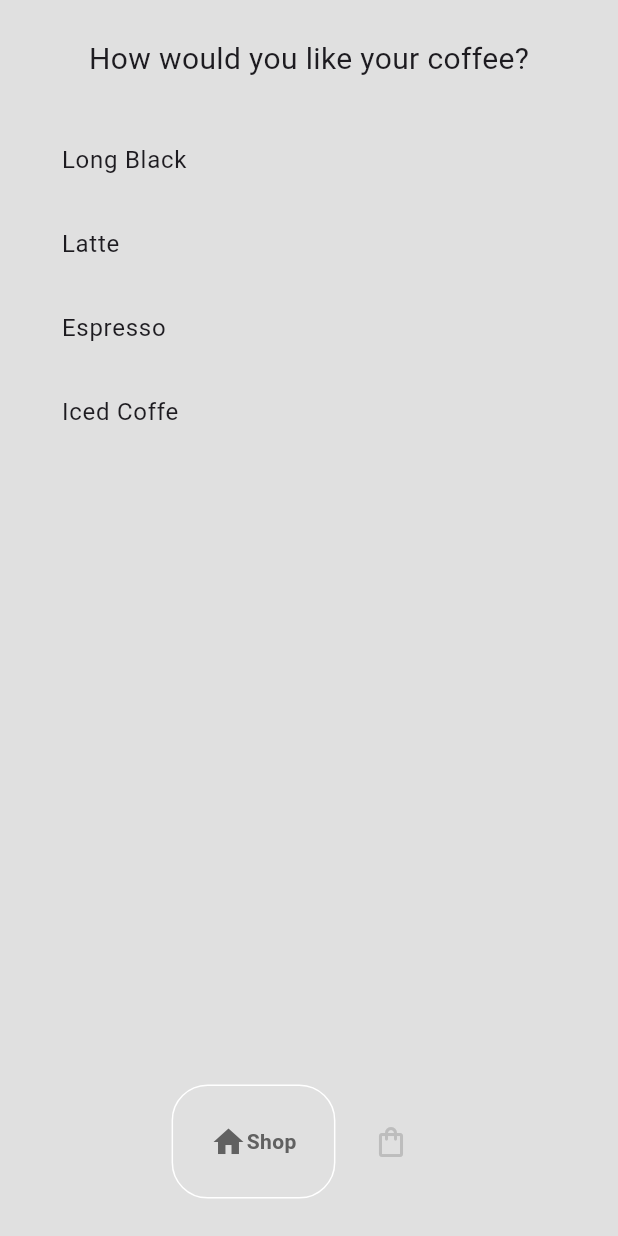
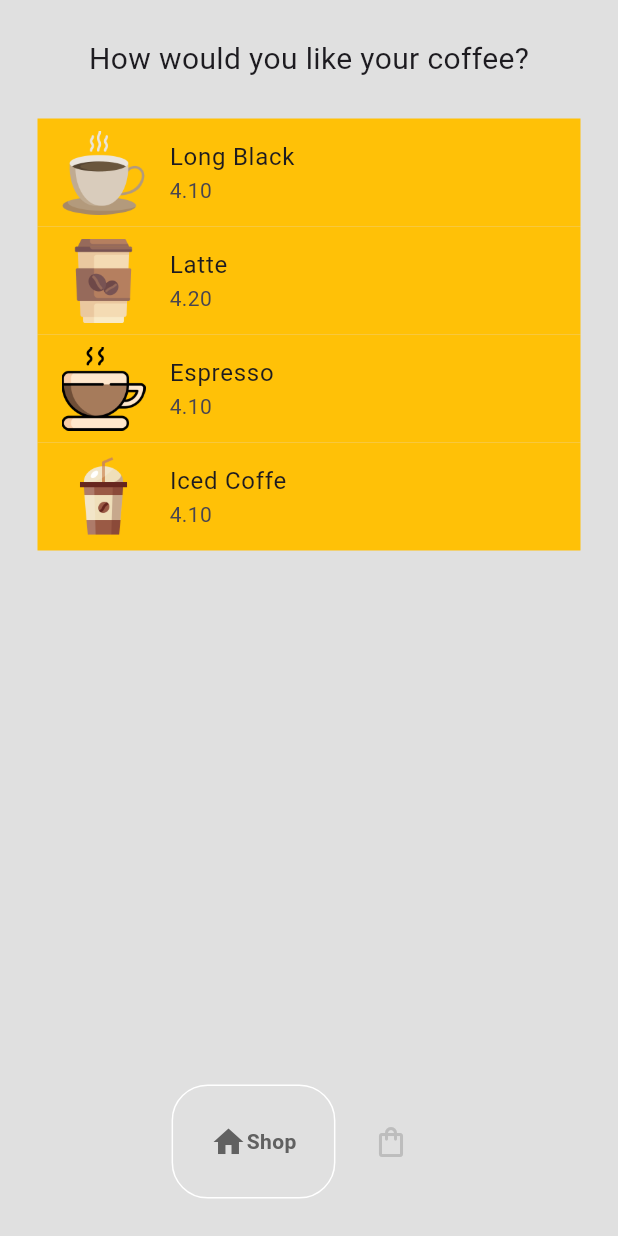
Before and after one commit to Michelfviana/flutter, a Flutter app: the screen it shows after launch, on a phone screen of 412 x 824 dp. Run offline on Flutter 3.47's test engine with Material 3 defaults, Android fonts, the phone set to English and light mode, and no system bars; drawn by our look-alikes of google_nav_bar.

Commit message:
feat: Update coffee image path and implement CoffeTile component for better UI representation

```diff
--- /dev/null
+++ b/coffee_shop/lib/components/coffe_tile.dart
@@ -0,0 +1,20 @@
+import 'package:flutter/material.dart';
+
+import '../models/coffe.dart';
+
+class CoffeTile extends StatelessWidget {
+  final Coffe coffe;
+  const CoffeTile({super.key, required this.coffe});
+
+  @override
+  Widget build(BuildContext context) {
+    return Container(
+      decoration: BoxDecoration(color: Colors.amber),
+      child: ListTile(
+        title: Text(coffe.name),
+        subtitle: Text(coffe.price),
+        leading: Image.asset(coffe.imagepath),
+      ),
+    );
+  }
+}
--- a/coffee_shop/lib/models/coffe_shop.dart
+++ b/coffee_shop/lib/models/coffe_shop.dart
@@ -20,12 +20,12 @@ class CoffeShop extends ChangeNotifier {
     Coffe(
       name: "Iced Coffe",
       price: "4.10",
-      imagepath: "lib/images/iced_coffe.png",
+      imagepath: "lib/images/iced-coffee.png",
     ),
   ];
 
   //user cart
-  List<Coffe> _userCart = [];
+  final List<Coffe> _userCart = [];
 
   //get coffe list
   List<Coffe> get coffeShop => _shop;
--- a/coffee_shop/lib/pages/shop_page.dart
+++ b/coffee_shop/lib/pages/shop_page.dart
@@ -1,3 +1,4 @@
+import 'package:coffee_shop/components/coffe_tile.dart';
 import 'package:coffee_shop/models/coffe.dart';
 import 'package:coffee_shop/models/coffe_shop.dart';
 import 'package:flutter/material.dart';
@@ -34,7 +35,7 @@ class _ShopPageState extends State<ShopPage> {
                     Coffe eachCoffe = value.coffeShop[index];
 
                     // return the title for this coffe
-                    return ListTile(title: Text(eachCoffe.name));
+                    return CoffeTile(coffe: eachCoffe);
                   },
                 ),
               ),
```
